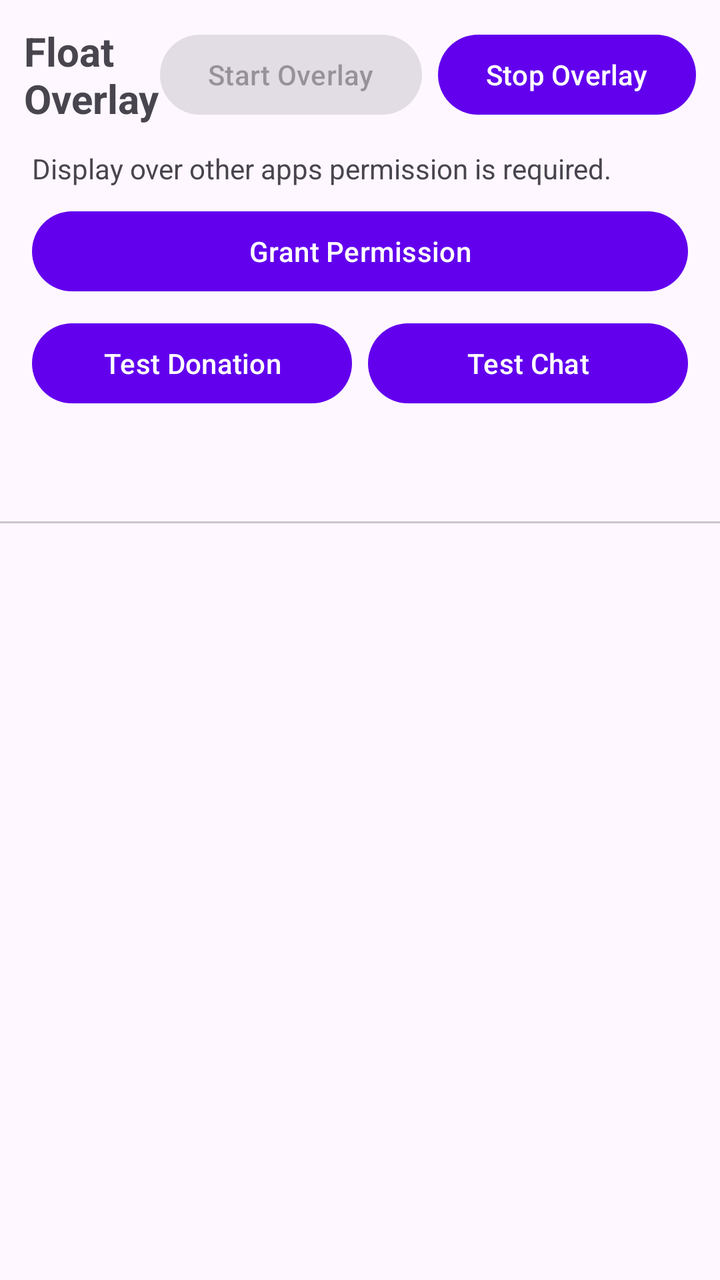
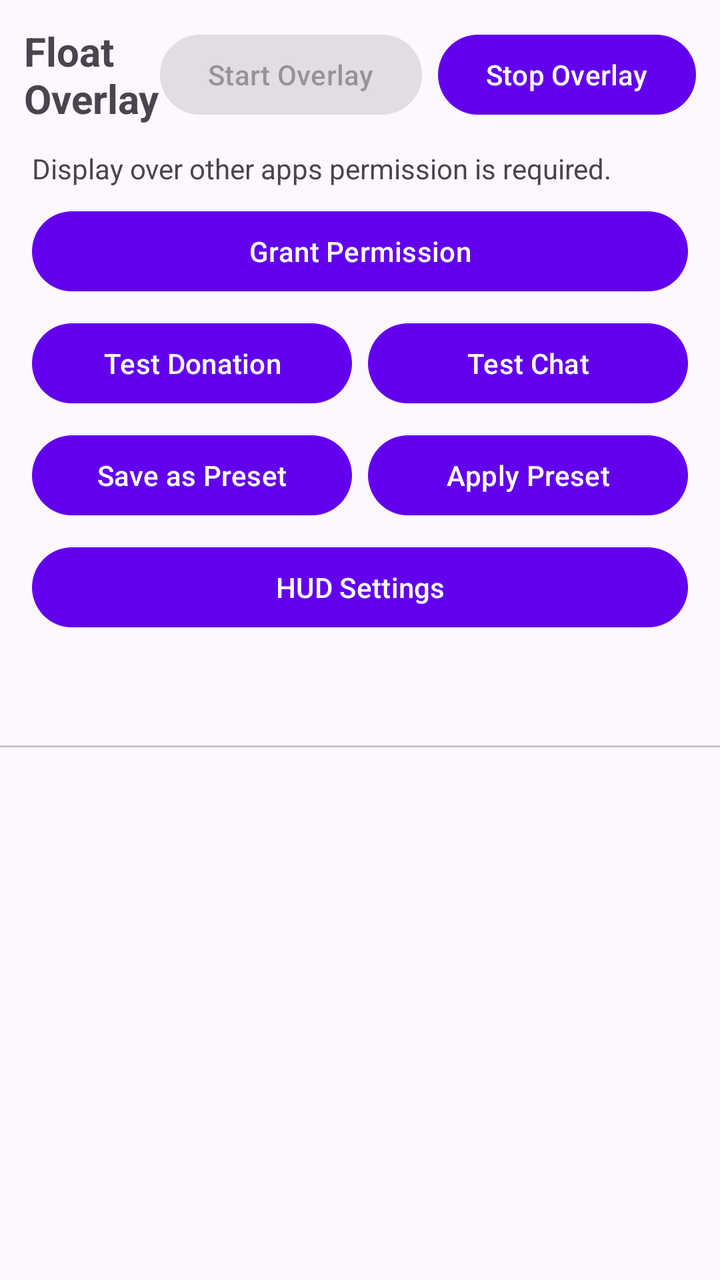

Compare the two renders of this Android layout. The source of the first and the diff that turns it into the second are given below.
<!-- AndroidManifest.xml: application theme Theme.FloatOverlay -->
<!-- res/layout/activity_main.xml -->
<?xml version="1.0" encoding="utf-8"?>
<LinearLayout xmlns:android="http://schemas.android.com/apk/res/android"
    xmlns:app="http://schemas.android.com/apk/res-auto"
    android:layout_width="match_parent"
    android:layout_height="match_parent"
    android:orientation="vertical">

    <LinearLayout
        android:layout_width="match_parent"
        android:layout_height="wrap_content"
        android:gravity="center_vertical"
        android:orientation="horizontal"
        android:padding="12dp">

        <TextView
            android:layout_width="0dp"
            android:layout_height="wrap_content"
            android:layout_weight="1"
            android:text="Float Overlay"
            android:textSize="20sp"
            android:textStyle="bold" />

        <Button
            android:id="@+id/startOverlayButton"
            android:layout_width="wrap_content"
            android:layout_height="wrap_content"
            android:layout_marginEnd="8dp"
            android:enabled="false"
            android:text="@string/start_overlay" />

        <Button
            android:id="@+id/stopOverlayButton"
            android:layout_width="wrap_content"
            android:layout_height="wrap_content"
            android:text="@string/stop_overlay" />

    </LinearLayout>

    <TextView
        android:id="@+id/permissionStatus"
        android:layout_width="match_parent"
        android:layout_height="wrap_content"
        android:paddingHorizontal="16dp"
        android:paddingBottom="8dp"
        android:text="@string/overlay_permission_required" />

    <Button
        android:id="@+id/grantPermissionButton"
        android:layout_width="match_parent"
        android:layout_height="wrap_content"
        android:layout_marginHorizontal="16dp"
        android:layout_marginBottom="8dp"
        android:text="@string/grant_permission" />

    <LinearLayout
        android:layout_width="match_parent"
        android:layout_height="wrap_content"
        android:orientation="horizontal"
        android:paddingHorizontal="16dp"
        android:paddingBottom="8dp">

        <Button
            android:id="@+id/testDonationButton"
            android:layout_width="0dp"
            android:layout_height="wrap_content"
            android:layout_marginEnd="4dp"
            android:layout_weight="1"
            android:text="Test Donation" />

        <Button
            android:id="@+id/testChatButton"
            android:layout_width="0dp"
            android:layout_height="wrap_content"
            android:layout_marginStart="4dp"
            android:layout_weight="1"
            android:text="Test Chat" />

    </LinearLayout>

    <com.google.android.material.tabs.TabLayout
        android:id="@+id/tabLayout"
        android:layout_width="match_parent"
        android:layout_height="wrap_content"
        app:tabGravity="fill"
        app:tabMode="fixed" />

    <androidx.viewpager2.widget.ViewPager2
        android:id="@+id/viewPager"
        android:layout_width="match_parent"
        android:layout_height="0dp"
        android:layout_weight="1" />

</LinearLayout>
<!-- resources referenced by this layout -->
<resources>
  <string name="grant_permission">Grant Permission</string>
  <string name="overlay_permission_required">Display over other apps permission is required.</string>
  <string name="start_overlay">Start Overlay</string>
  <string name="stop_overlay">Stop Overlay</string>
  <style name="Theme.FloatOverlay" parent="Theme.Material3.DayNight.NoActionBar">
          <item name="colorPrimary">@color/purple_500</item>
          <item name="colorPrimaryVariant">@color/purple_700</item>
          <item name="colorOnPrimary">@color/white</item>
          <item name="colorSecondary">@color/teal_200</item>
          <item name="colorSecondaryVariant">@color/teal_700</item>
          <item name="android:statusBarColor">@color/purple_700</item>
      </style>
  <color name="purple_500">#FF6200EE</color>
  <color name="purple_700">#FF3700B3</color>
  <color name="white">#FFFFFFFF</color>
  <color name="teal_200">#FF03DAC5</color>
  <color name="teal_700">#FF018786</color>
</resources>

<!-- the commit's change to res/layout/activity_main.xml (unified diff, before → after) -->
@@ -77,6 +77,39 @@
 
     </LinearLayout>
 
+    <LinearLayout
+        android:layout_width="match_parent"
+        android:layout_height="wrap_content"
+        android:orientation="horizontal"
+        android:paddingHorizontal="16dp"
+        android:paddingBottom="8dp">
+
+        <Button
+            android:id="@+id/savePresetButton"
+            android:layout_width="0dp"
+            android:layout_height="wrap_content"
+            android:layout_marginEnd="4dp"
+            android:layout_weight="1"
+            android:text="Save as Preset" />
+
+        <Button
+            android:id="@+id/applyPresetButton"
+            android:layout_width="0dp"
+            android:layout_height="wrap_content"
+            android:layout_marginStart="4dp"
+            android:layout_weight="1"
+            android:text="Apply Preset" />
+
+    </LinearLayout>
+
+    <Button
+        android:id="@+id/hudSettingsButton"
+        android:layout_width="match_parent"
+        android:layout_height="wrap_content"
+        android:layout_marginHorizontal="16dp"
+        android:layout_marginBottom="8dp"
+        android:text="HUD Settings" />
+
     <com.google.android.material.tabs.TabLayout
         android:id="@+id/tabLayout"
         android:layout_width="match_parent"
